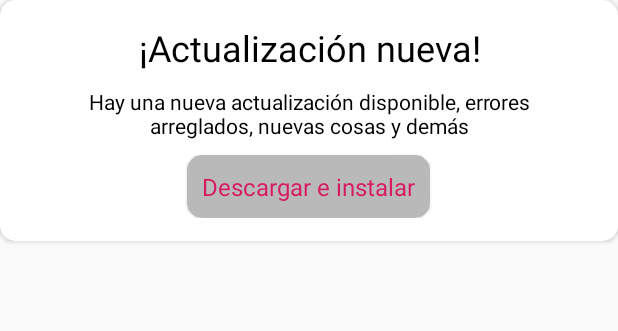
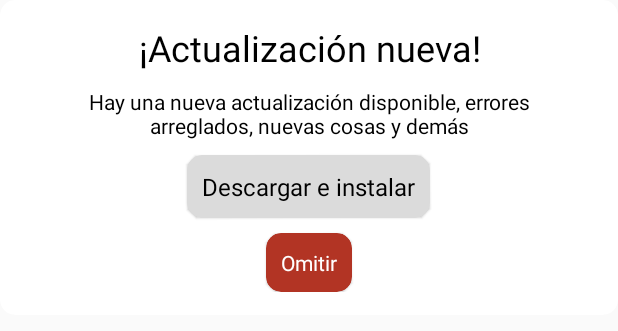
Before and after one commit to AomineD/winesupporthh, an Android app: the layout update_dialog.xml on its own in the app's theme, with its tools: preview values and no code run, on a phone screen of 412 x 824 dp. Shown: the top 331 px of the screen. Run offline under Robolectric (Android 15) with nearby library versions, the phone set to English and light mode, and no system bars; network calls fail; Roboto replaces fonts that are not available here.

Commit message:
New Features UPDATER LANG; BUGS FIXED

```diff
--- a/app/build.gradle
+++ b/app/build.gradle
@@ -8,7 +8,7 @@ android {
         targetSdkVersion 29
         multiDexEnabled true
         versionCode 2
-        versionName "1.0.2"
+        versionName "1.0.4"
         testInstrumentationRunner "androidx.test.runner.AndroidJUnitRunner"
     }
     buildTypes {
--- a/app/src/main/AndroidManifest.xml
+++ b/app/src/main/AndroidManifest.xml
@@ -6,6 +6,8 @@
     <uses-permission android:name="android.permission.ACCESS_NETWORK_STATE"/>
     <uses-permission android:name="android.permission.INTERNET"/>
     <uses-permission android:name="android.permission.WRITE_EXTERNAL_STORAGE"/>
+    <uses-permission android:name="android.permission.REQUEST_INSTALL_PACKAGES"/>
+
 
     <application
         android:allowBackup="true"
--- a/presentlogolib/src/main/res/layout/update_dialog.xml
+++ b/presentlogolib/src/main/res/layout/update_dialog.xml
@@ -35,6 +35,7 @@
         android:textSize="14sp"
         />
 
+
     <androidx.cardview.widget.CardView
         android:id="@+id/installit"
         android:layout_width="wrap_content"
@@ -53,8 +54,31 @@
             android:layout_marginEnd="35dp"
             android:gravity="center"
             android:text="@string/installit"
-            android:textColor="@color/colorAccent"
+            android:textColor="@color/black"
             android:textSize="16sp" />
+    </androidx.cardview.widget.CardView>
+
+
+    <androidx.cardview.widget.CardView
+        android:id="@+id/skip"
+        android:layout_width="wrap_content"
+        android:layout_height="wrap_content"
+        android:layout_marginTop="10dp"
+        app:cardBackgroundColor="@color/gplus_color_4"
+        app:cardCornerRadius="10dp"
+        app:cardElevation="1dp">
+
+        <TextView
+            android:id="@+id/skip_text"
+            android:layout_width="wrap_content"
+            android:layout_height="wrap_content"
+            android:layout_margin="10dp"
+            android:layout_marginStart="35dp"
+            android:layout_marginEnd="35dp"
+            android:gravity="center"
+            android:text="@string/skip_update"
+            android:textColor="@color/white"
+            android:textSize="14sp" />
     </androidx.cardview.widget.CardView>
 </LinearLayout>
 </androidx.cardview.widget.CardView>
--- a/presentlogolib/src/main/res/values/strings.xml
+++ b/presentlogolib/src/main/res/values/strings.xml
@@ -77,6 +77,7 @@
     <string name="update_dialog_title">¡Actualización nueva!</string>
     <string name="update_dialog_desc">Hay una nueva actualización disponible, errores arreglados, nuevas cosas y demás</string>
     <string name="installit">Descargar e instalar</string>
+    <string name="skip_update">Omitir</string>
 
     <!--  COLORS -->
 
@@ -100,9 +101,9 @@
     <color name="colorPrimary">#F44336</color>
     <color name="colorPrimaryDark">#D32F2F</color>
     <color name="colorAccent">#FFEB3B</color>
-    <color name="grey">#878787</color>
+    <color name="grey">#A8A7A7</color>
 
-    <color name="greys">#B9B9B9</color>
+    <color name="greys">#DBDBDB</color>
     <color name="text_title">#323232</color>
     <color name="bg">#F6F7F8</color>
     <color name="text_desc">#878787</color>
```
Also changed, not shown: app/src/main/java/com/dagf/winesupport/MainActivity.java (+18 -3 lines), presentlogolib/src/main/java/com/dagf/presentlogolib/utils/UpdateDialog.java (+25 -5 lines), presentlogolib/src/main/java/com/dagf/presentlogolib/utils/Updater.java (+14 -4 lines), 1 other file.
